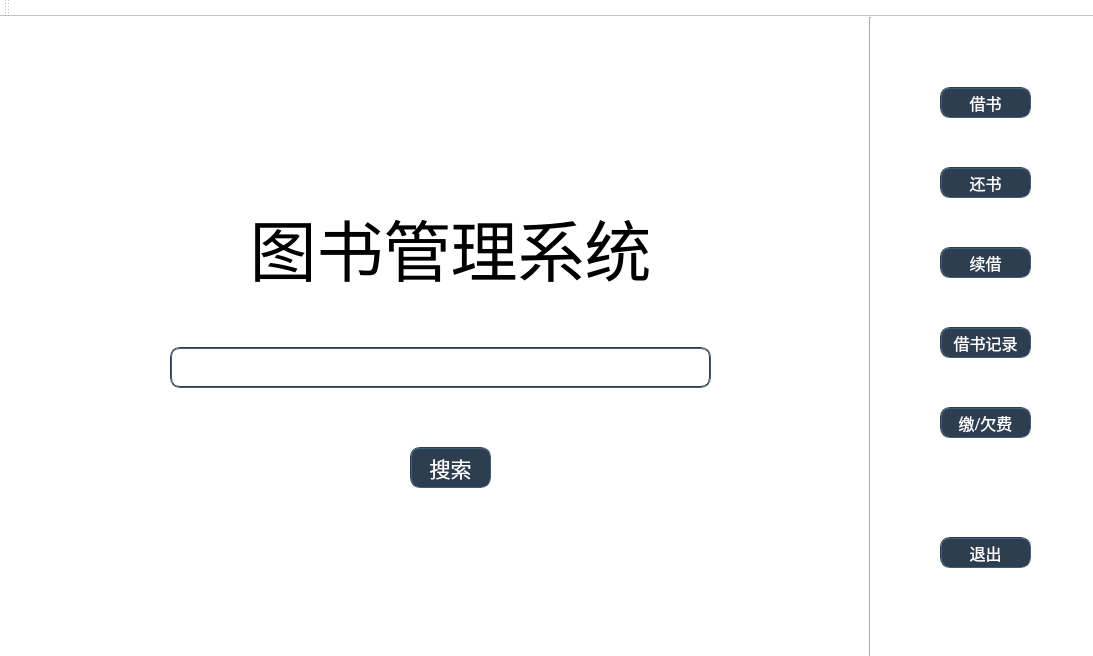
Above: abc/mainwindow.ui from BookMangeTeam/bookmanage before the change. Below: the same form after it.
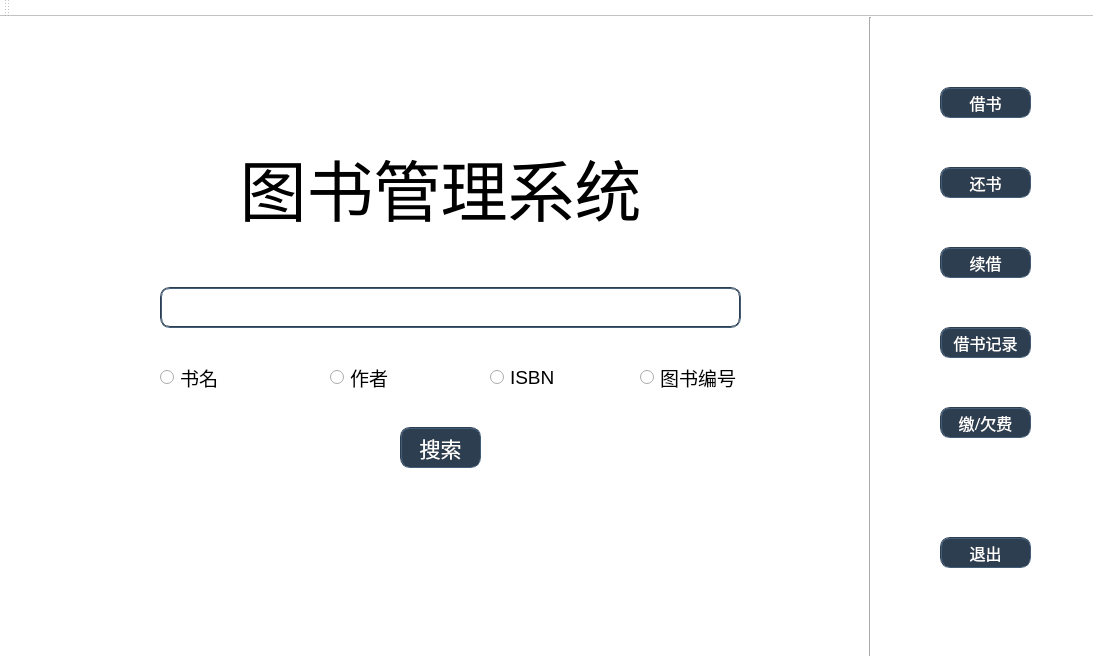
That is the form after the change.

The edit to the form file:
```diff
--- a/abc/mainwindow.ui
+++ b/abc/mainwindow.ui
@@ -57,8 +57,8 @@
      <widget class="QLabel" name="name">
       <property name="geometry">
        <rect>
-        <x>180</x>
-        <y>160</y>
+        <x>170</x>
+        <y>100</y>
         <width>521</width>
         <height>141</height>
        </rect>
@@ -84,9 +84,9 @@
      <widget class="QLineEdit" name="searchLineEditPermary">
       <property name="geometry">
        <rect>
-        <x>160</x>
-        <y>330</y>
-        <width>541</width>
+        <x>150</x>
+        <y>270</y>
+        <width>581</width>
         <height>41</height>
        </rect>
       </property>
@@ -97,8 +97,8 @@
      <widget class="QPushButton" name="searchButtonPermary">
       <property name="geometry">
        <rect>
-        <x>400</x>
-        <y>430</y>
+        <x>390</x>
+        <y>410</y>
         <width>81</width>
         <height>41</height>
        </rect>
@@ -121,6 +121,78 @@
        <string>搜索</string>
       </property>
      </widget>
+     <widget class="QRadioButton" name="bookName_search">
+      <property name="geometry">
+       <rect>
+        <x>150</x>
+        <y>350</y>
+        <width>89</width>
+        <height>21</height>
+       </rect>
+      </property>
+      <property name="font">
+       <font>
+        <pointsize>14</pointsize>
+       </font>
+      </property>
+      <property name="text">
+       <string>书名</string>
+      </property>
+     </widget>
+     <widget class="QRadioButton" name="author_search">
+      <property name="geometry">
+       <rect>
+        <x>320</x>
+        <y>350</y>
+        <width>89</width>
+        <height>21</height>
+       </rect>
+      </property>
+      <property name="font">
+       <font>
+        <pointsize>14</pointsize>
+       </font>
+      </property>
+      <property name="text">
+       <string>作者</string>
+      </property>
+     </widget>
+     <widget class="QRadioButton" name="isbn_search">
+      <property name="geometry">
+       <rect>
+        <x>480</x>
+        <y>350</y>
+        <width>89</width>
+        <height>21</height>
+       </rect>
+      </property>
+      <property name="font">
+       <font>
+        <pointsize>14</pointsize>
+       </font>
+      </property>
+      <property name="text">
+       <string>ISBN</string>
+      </property>
+     </widget>
+     <widget class="QRadioButton" name="bookNumber_search">
+      <property name="geometry">
+       <rect>
+        <x>630</x>
+        <y>350</y>
+        <width>111</width>
+        <height>21</height>
+       </rect>
+      </property>
+      <property name="font">
+       <font>
+        <pointsize>14</pointsize>
+       </font>
+      </property>
+      <property name="text">
+       <string>图书编号</string>
+      </property>
+     </widget>
     </widget>
     <widget class="QWidget" name="page_2">
      <widget class="QFrame" name="mainWindowBackGroundFrame3">
```
Left out of the diff: 80 changed lines with no effect on the pictures.
